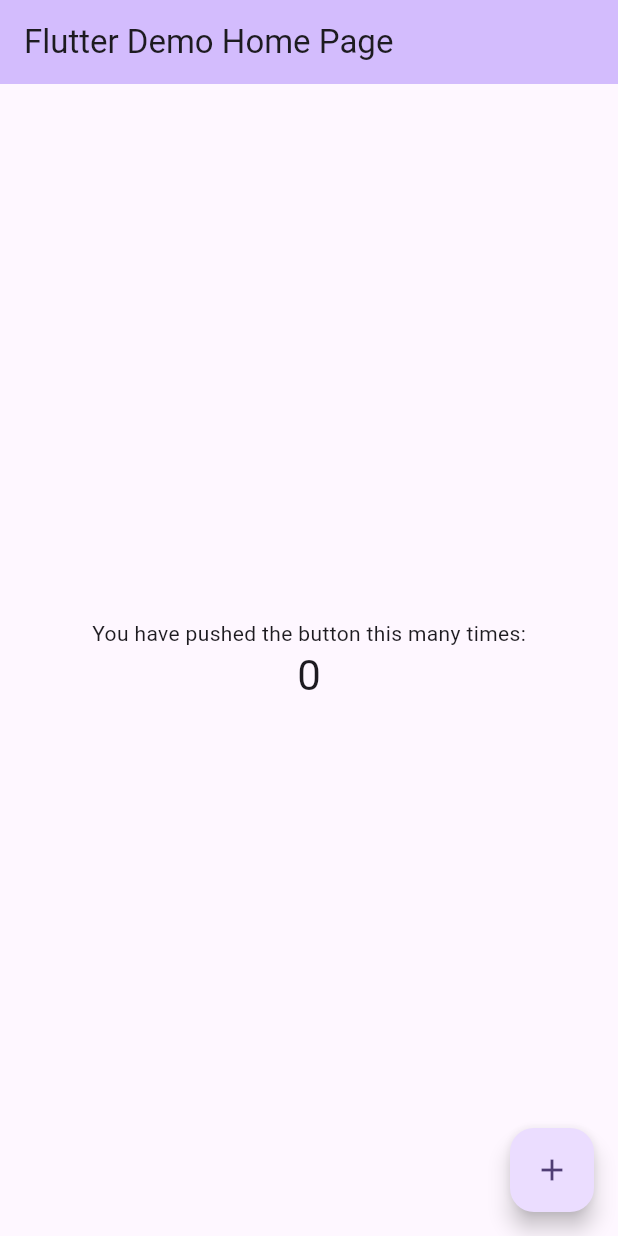
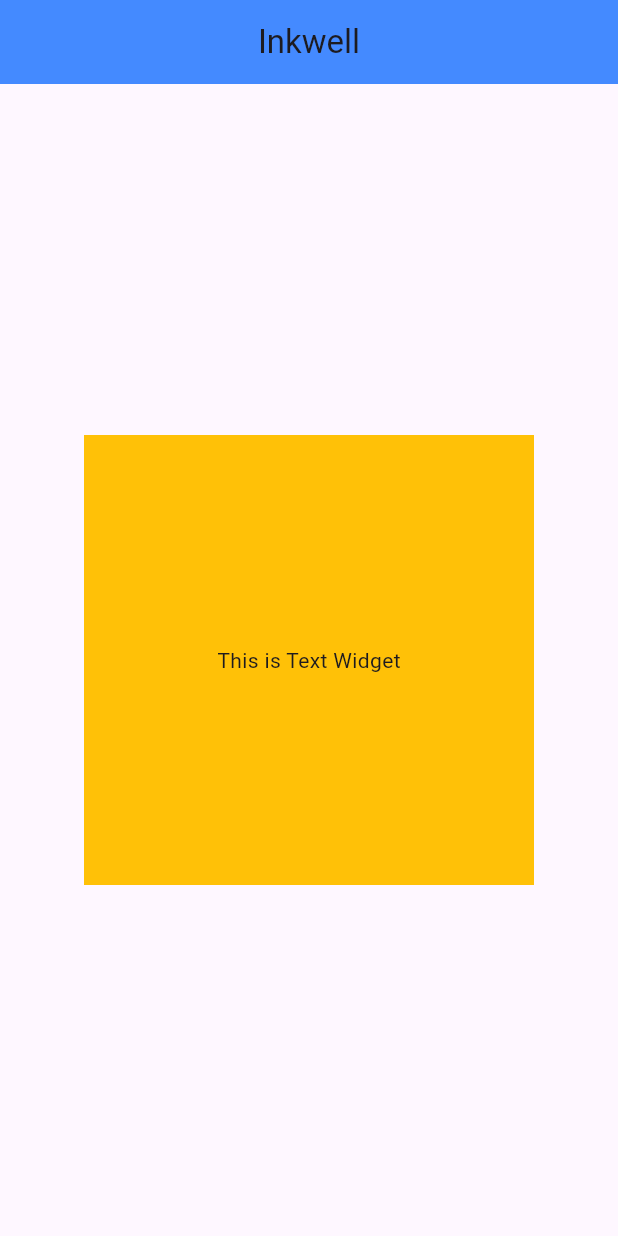
Before and after one commit to alnajamulshariq/Flutter-Course, a Flutter app: the screen it shows after launch, on a phone screen of 412 x 824 dp. Run offline on Flutter 3.47's test engine with Material 3 defaults, Android fonts, the light colour scheme and no system bars; our stand-ins replace flutter_svg.

Commit message:
Flutter: Work On InkWell

```diff
--- a/ses_7_inkwell/lib/main.dart
+++ b/ses_7_inkwell/lib/main.dart
@@ -1,122 +1,40 @@
 import 'package:flutter/material.dart';
 
 void main() {
-  runApp(const MyApp());
-}
-
-class MyApp extends StatelessWidget {
-  const MyApp({super.key});
-
-  // This widget is the root of your application.
-  @override
-  Widget build(BuildContext context) {
-    return MaterialApp(
-      title: 'Flutter Demo',
-      theme: ThemeData(
-        // This is the theme of your application.
-        //
-        // TRY THIS: Try running your application with "flutter run". You'll see
-        // the application has a purple toolbar. Then, without quitting the app,
-        // try changing the seedColor in the colorScheme below to Colors.green
-        // and then invoke "hot reload" (save your changes or press the "hot
-        // reload" button in a Flutter-supported IDE, or press "r" if you used
-        // the command line to start the app).
-        //
-        // Notice that the counter didn't reset back to zero; the application
-        // state is not lost during the reload. To reset the state, use hot
-        // restart instead.
-        //
-        // This works for code too, not just values: Most code changes can be
-        // tested with just a hot reload.
-        colorScheme: ColorScheme.fromSeed(seedColor: Colors.deepPurple),
-      ),
-      home: const MyHomePage(title: 'Flutter Demo Home Page'),
-    );
-  }
-}
-
-class MyHomePage extends StatefulWidget {
-  const MyHomePage({super.key, required this.title});
-
-  // This widget is the home page of your application. It is stateful, meaning
-  // that it has a State object (defined below) that contains fields that affect
-  // how it looks.
-
-  // This class is the configuration for the state. It holds the values (in this
-  // case the title) provided by the parent (in this case the App widget) and
-  // used by the build method of the State. Fields in a Widget subclass are
-  // always marked "final".
-
-  final String title;
-
-  @override
-  State<MyHomePage> createState() => _MyHomePageState();
-}
-
-class _MyHomePageState extends State<MyHomePage> {
-  int _counter = 0;
-
-  void _incrementCounter() {
-    setState(() {
-      // This call to setState tells the Flutter framework that something has
-      // changed in this State, which causes it to rerun the build method below
-      // so that the display can reflect the updated values. If we changed
-      // _counter without calling setState(), then the build method would not be
-      // called again, and so nothing would appear to happen.
-      _counter++;
-    });
-  }
-
-  @override
-  Widget build(BuildContext context) {
-    // This method is rerun every time setState is called, for instance as done
-    // by the _incrementCounter method above.
-    //
-    // The Flutter framework has been optimized to make rerunning build methods
-    // fast, so that you can just rebuild anything that needs updating rather
-    // than having to individually change instances of widgets.
-    return Scaffold(
-      appBar: AppBar(
-        // TRY THIS: Try changing the color here to a specific color (to
-        // Colors.amber, perhaps?) and trigger a hot reload to see the AppBar
-        // change color while the other colors stay the same.
-        backgroundColor: Theme.of(context).colorScheme.inversePrimary,
-        // Here we take the value from the MyHomePage object that was created by
-        // the App.build method, and use it to set our appbar title.
-        title: Text(widget.title),
-      ),
-      body: Center(
-        // Center is a layout widget. It takes a single child and positions it
-        // in the middle of the parent.
-        child: Column(
-          // Column is also a layout widget. It takes a list of children and
-          // arranges them vertically. By default, it sizes itself to fit its
-          // children horizontally, and tries to be as tall as its parent.
-          //
-          // Column has various properties to control how it sizes itself and
-          // how it positions its children. Here we use mainAxisAlignment to
-          // center the children vertically; the main axis here is the vertical
-          // axis because Columns are vertical (the cross axis would be
-          // horizontal).
-          //
-          // TRY THIS: Invoke "debug painting" (choose the "Toggle Debug Paint"
-          // action in the IDE, or press "p" in the console), to see the
-          // wireframe for each widget.
-          mainAxisAlignment: MainAxisAlignment.center,
-          children: <Widget>[
-            const Text('You have pushed the button this many times:'),
-            Text(
-              '$_counter',
-              style: Theme.of(context).textTheme.headlineMedium,
+  runApp(
+    MaterialApp(
+      debugShowCheckedModeBanner: false,
+      home: Scaffold(
+        appBar: AppBar(
+          title: Text("Inkwell"),
+          centerTitle: true,
+          backgroundColor: Colors.blueAccent,
+        ),
+        body: InkWell(
+          onTap: () {
+            print("OnTapped On Container");
+          },
+          onDoubleTap: () {
+            print("OnDoubleTapped On Container");
+          },
+          onLongPress: () {
+            print("OnLongPressed On Container");
+          },
+          child: Center(
+            child: Container(
+              height: 300,
+              width: 300,
+              color: Colors.amber,
+              child: InkWell(
+                onTap: () {
+                  print("OnTap On Text Widget");
+                },
+                child: Center(child: Text("This is Text Widget")),
+              ),
             ),
-          ],
+          ),
         ),
       ),
-      floatingActionButton: FloatingActionButton(
-        onPressed: _incrementCounter,
-        tooltip: 'Increment',
-        child: const Icon(Icons.add),
-      ), // This trailing comma makes auto-formatting nicer for build methods.
-    );
-  }
+    ),
+  );
 }
```
